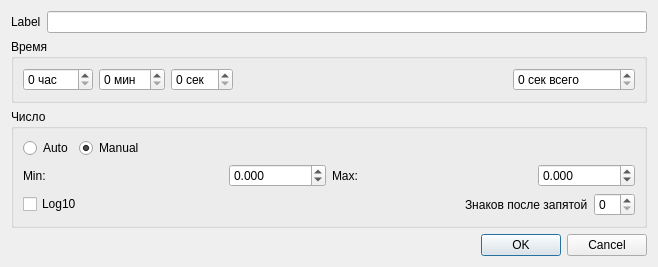
koshi8bit/lib, file lib/kb4/ui/realtimeqcp/axisconfig.ui: the form before one commit.
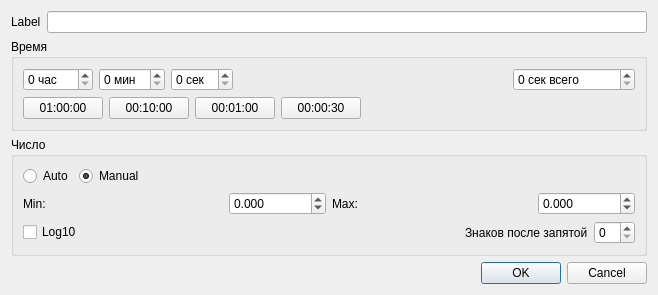
The form after the commit. Custom widgets are drawn as their Qt base class.

Commit message: RealTimeQCP 1h 10m 1m 30s

The edit to the form file:
```diff
--- a/lib/kb4/ui/realtimeqcp/axisconfig.ui
+++ b/lib/kb4/ui/realtimeqcp/axisconfig.ui
@@ -41,7 +41,9 @@
        <property name="title">
         <string>Время</string>
        </property>
-       <layout class="QHBoxLayout" name="horizontalLayout_5">
+       <layout class="QVBoxLayout" name="verticalLayout_4">
+        <item>
+         <layout class="QHBoxLayout" name="horizontalLayout_6">
         <item>
          <widget class="QSpinBox" name="spinBoxHours">
           <property name="suffix">
@@ -100,6 +102,53 @@
            <number>999999999</number>
           </property>
          </widget>
+          </item>
+         </layout>
+        </item>
+        <item>
+         <layout class="QHBoxLayout" name="horizontalLayout_9">
+          <item>
+           <widget class="QPushButton" name="pushButtonTime010000">
+            <property name="text">
+             <string>01:00:00</string>
+            </property>
+           </widget>
+          </item>
+          <item>
+           <widget class="QPushButton" name="pushButtonTime001000">
+            <property name="text">
+             <string>00:10:00</string>
+            </property>
+           </widget>
+          </item>
+          <item>
+           <widget class="QPushButton" name="pushButtonTime000100">
+            <property name="text">
+             <string>00:01:00</string>
+            </property>
+           </widget>
+          </item>
+          <item>
+           <widget class="QPushButton" name="pushButtonTime000030">
+            <property name="text">
+             <string>00:00:30</string>
+            </property>
+           </widget>
+          </item>
+          <item>
+           <spacer name="horizontalSpacer_4">
+            <property name="orientation">
+             <enum>Qt::Horizontal</enum>
+            </property>
+            <property name="sizeHint" stdset="0">
+             <size>
+              <width>40</width>
+              <height>20</height>
+             </size>
+            </property>
+           </spacer>
+          </item>
+         </layout>
         </item>
        </layout>
       </widget>
```
Lines whose indentation alone changed are shown as unchanged. The commit also changes 2 other files.
